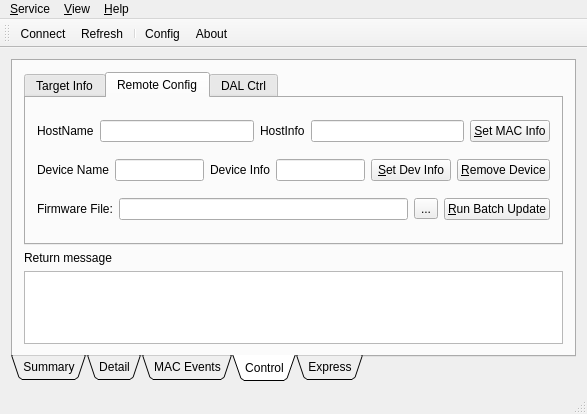
Qt form pkCtrlPannel/mainwndctrlpannel.ui (21pages/zpserver) before a commit.
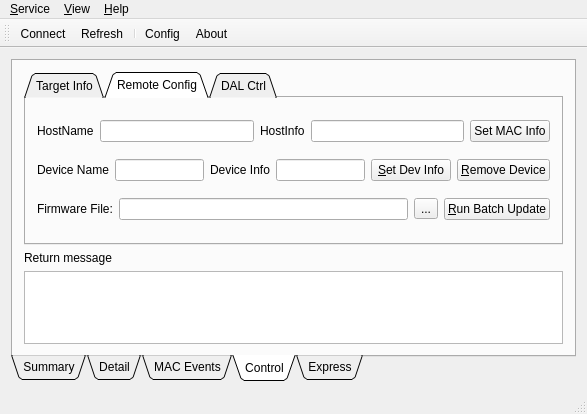
The same form after that commit. The open tabs and pages were chosen to show the change. Icons and pictures are not drawn.

```diff
--- a/pkCtrlPannel/mainwndctrlpannel.ui
+++ b/pkCtrlPannel/mainwndctrlpannel.ui
@@ -211,6 +211,9 @@
             <verstretch>0</verstretch>
            </sizepolicy>
           </property>
+          <property name="tabShape">
+           <enum>QTabWidget::Triangular</enum>
+          </property>
           <property name="currentIndex">
            <number>0</number>
           </property>
@@ -324,7 +327,11 @@
               <item>
                <widget class="QPushButton" name="pushButton_setMacInfo">
                 <property name="text">
-                 <string>&amp;Set MAC Info</string>
+                 <string>Set MAC Info</string>
+                </property>
+                <property name="icon">
+                 <iconset resource="../ZoomPipeline_FuncSvr/resource.qrc">
+                  <normaloff>:/icons/Resources/cn1.png</normaloff>:/icons/Resources/cn1.png</iconset>
                 </property>
                </widget>
               </item>
```
Left out of the diff: 43 changed lines with no effect on the pictures.
